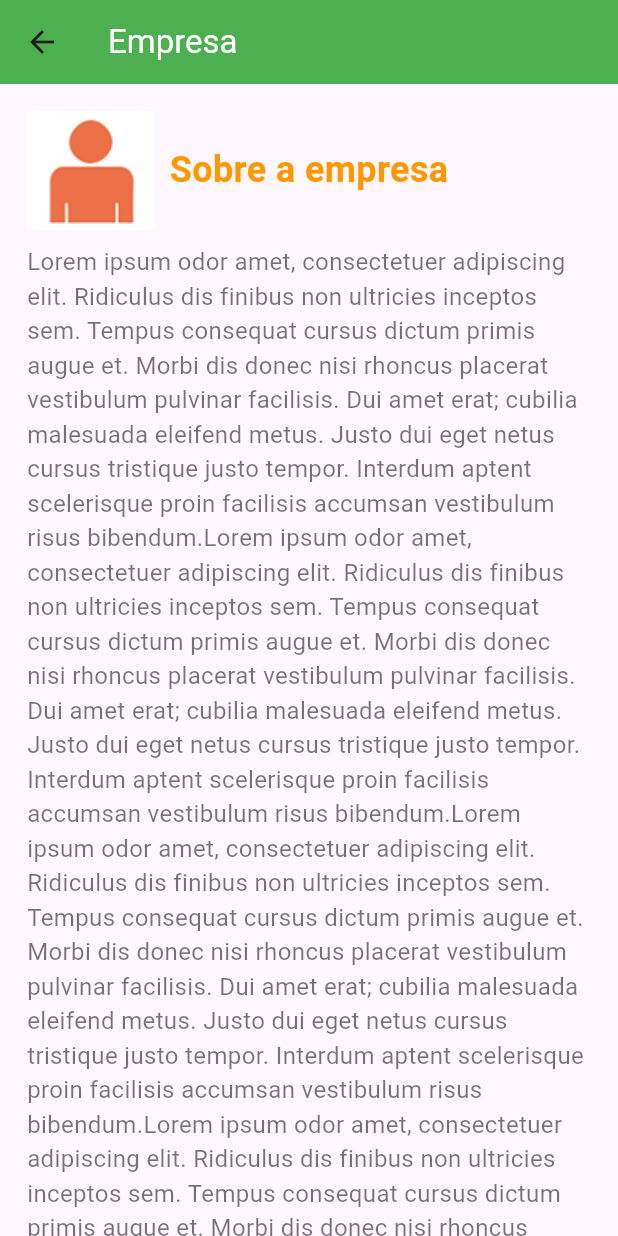
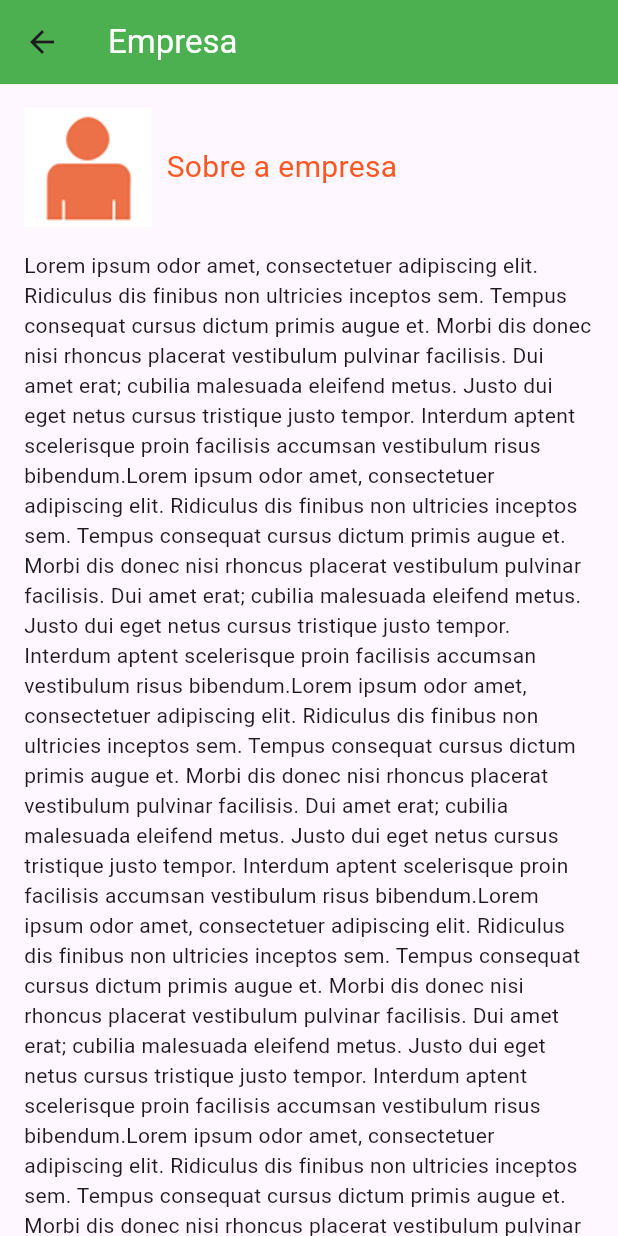
Before and after one commit to BRADDTELES/Formacao-Flutter, a Flutter app: the TelaEmpresa screen opened directly, on a phone screen of 412 x 824 dp. Run offline on Flutter 3.47's test engine with Material 3 defaults, Android fonts, the light colour scheme and no system bars.

```diff
--- a/atm_consultoria/lib/TelaEmpresa.dart
+++ b/atm_consultoria/lib/TelaEmpresa.dart
@@ -18,9 +18,9 @@ class _TelaEmpresaState extends State<TelaEmpresa> {
         ),
         backgroundColor: Colors.green,
       ),
-      body: Container(
-        child: SingleChildScrollView(
-          padding: EdgeInsets.all(18),
+      body: SingleChildScrollView(
+        child: Container(
+          padding: EdgeInsets.all(16),
           child: Column(
             children: [
               Row(
@@ -28,19 +28,33 @@ class _TelaEmpresaState extends State<TelaEmpresa> {
                   Image.asset(
                       "imagens/detalhe_empresa.png"
                   ),
-                  Padding(padding: EdgeInsets.only(right: 10)),
-                  Text(
+                  Padding(padding: EdgeInsets.only(left: 10),
+                    child: Text(
                         "Sobre a empresa",
                         style: TextStyle(
-                        fontSize: 24,
-                        fontWeight: FontWeight.bold,
-                        color: Colors.orange,
+                          fontSize: 20,
+                          color: Colors.deepOrange,
                         )
+                    ),
                   ),
                 ],
               ),
-              Padding(padding: EdgeInsets.only(top: 10)),
-              Text(
+              Padding(padding: EdgeInsets.only(top: 16),
+                child: Text(
+                    "Lorem ipsum odor amet, consectetuer adipiscing elit. "
+                        "Ridiculus dis finibus non ultricies inceptos sem. "
+                        "Tempus consequat cursus dictum primis augue et. "
+                        "Morbi dis donec nisi rhoncus placerat vestibulum pulvinar facilisis. "
+                        "Dui amet erat; cubilia malesuada eleifend metus. "
+                        "Justo dui eget netus cursus tristique justo tempor. "
+                        "Interdum aptent scelerisque proin facilisis accumsan vestibulum risus bibendum."
+                        "Lorem ipsum odor amet, consectetuer adipiscing elit. "
+                        "Ridiculus dis finibus non ultricies inceptos sem. "
+                        "Tempus consequat cursus dictum primis augue et. "
+                        "Morbi dis donec nisi rhoncus placerat vestibulum pulvinar facilisis. "
+                        "Dui amet erat; cubilia malesuada eleifend metus. "
+                        "Justo dui eget netus cursus tristique justo tempor. "
+                        "Interdum aptent scelerisque proin facilisis accumsan vestibulum risus bibendum."
                         "Lorem ipsum odor amet, consectetuer adipiscing elit. "
                         "Ridiculus dis finibus non ultricies inceptos sem. "
                         "Tempus consequat cursus dictum primis augue et. "
@@ -69,10 +83,7 @@ class _TelaEmpresaState extends State<TelaEmpresa> {
                         "Dui amet erat; cubilia malesuada eleifend metus. "
                         "Justo dui eget netus cursus tristique justo tempor. "
                         "Interdum aptent scelerisque proin facilisis accumsan vestibulum risus bibendum.",
-                  style: TextStyle(
-                    fontSize: 16,
-                    color: Colors.black54,
-                  )
+                ),
               ),
             ],
           ),
--- a/atm_consultoria/lib/main.dart
+++ b/atm_consultoria/lib/main.dart
@@ -9,10 +9,6 @@ void main(){
   runApp(
       const MaterialApp(
         home: Home(),
-        //home: TelaEmpresa(),
-        //home: TelaServico(),
-        //home: TelaCliente(),
-        //home: TelaContato(),
         debugShowCheckedModeBanner: false,
       )
   );
```
Also changed, not shown: atm_consultoria/lib/TelaCliente.dart (+38 -1 lines), atm_consultoria/lib/TelaContato.dart (+31 -1 lines), atm_consultoria/lib/TelaServico.dart (+34 -1 lines). Lines whose indentation alone changed are shown as unchanged.
